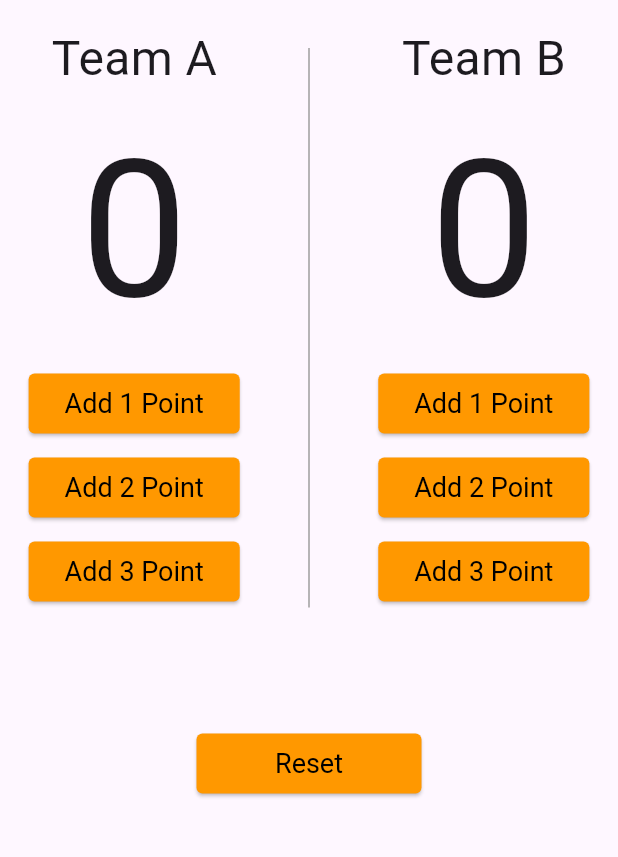
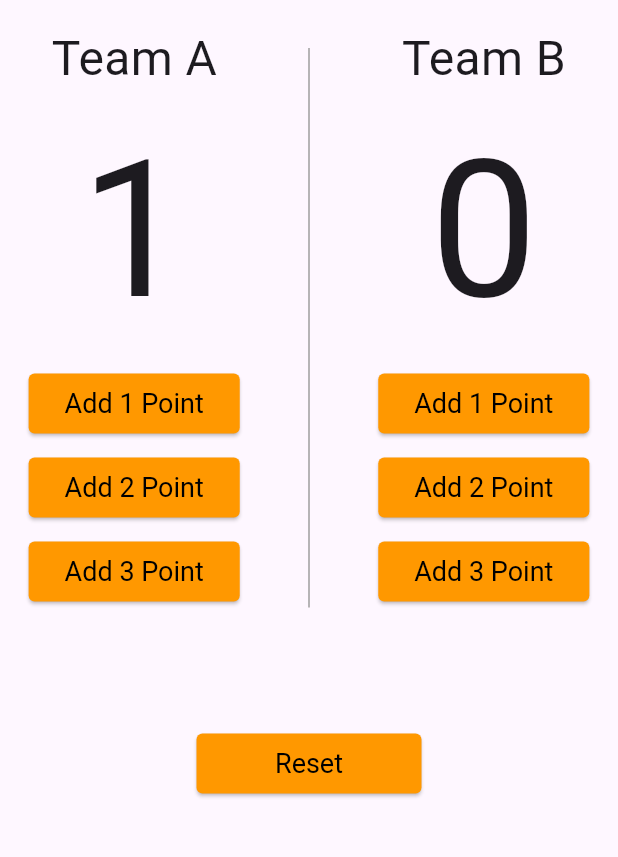
Before and after one commit to elsayed-a-eltaweel/basketball_counter_app, a Flutter app: the HomePage screen opened directly, after a tap on "Add 1 Point", on a phone screen of 412 x 824 dp, the part 84-941 px from its top. Run offline on Flutter 3.47's test engine with Material 3 defaults, Android fonts, the phone set to English and light mode, and no system bars; our stand-ins replace flutter_bloc.

Commit message:
implemented cubit in UI

```diff
--- a/lib/cubit/counter_state.dart
+++ b/lib/cubit/counter_state.dart
@@ -4,14 +4,8 @@ sealed class CounterState {
   const CounterState();
 }
 
-final class CounterInitial extends CounterState {
-  const CounterInitial();
-}
+final class CounterInitial extends CounterState {}
 
-final class CounterAIncrease extends CounterState {
-  CounterAIncrease();
-}
+final class CounterAIncrease extends CounterState {}
 
-final class CounterBIncrease extends CounterState {
-  CounterBIncrease();
-}
+final class CounterBIncrease extends CounterState {}
--- a/lib/pages/home_page.dart
+++ b/lib/pages/home_page.dart
@@ -1,5 +1,7 @@
+import 'package:basketball_counter_app/cubit/counter_cubit.dart';
 import 'package:basketball_counter_app/widgets/custom_button.dart';
 import 'package:flutter/material.dart';
+import 'package:flutter_bloc/flutter_bloc.dart';
 
 class HomePage extends StatelessWidget {
   const HomePage({super.key});
@@ -21,12 +23,29 @@ class HomePage extends StatelessWidget {
               Column(
                 children: [
                   const Text('Team A', style: TextStyle(fontSize: 32)),
-                  const Text('0', style: TextStyle(fontSize: 128)),
-                  CustomButton(onPressed: () {}, buttonText: 'Add 1 Point'),
+                  BlocBuilder<CounterCubit, CounterState>(
+                    builder: (context, state) {
+                      return Text('${context.read<CounterCubit>().teamAPoints}',
+                          style: const TextStyle(fontSize: 128));
+                    },
+                  ),
+                  CustomButton(
+                      onPressed: () => context
+                          .read<CounterCubit>()
+                          .teamIncrease(team: 'A', value: 1),
+                      buttonText: 'Add 1 Point'),
                   const SizedBox(height: 8),
-                  CustomButton(onPressed: () {}, buttonText: 'Add 2 Point'),
+                  CustomButton(
+                      onPressed: () => context
+                          .read<CounterCubit>()
+                          .teamIncrease(team: 'A', value: 2),
+                      buttonText: 'Add 2 Point'),
                   const SizedBox(height: 8),
-                  CustomButton(onPressed: () {}, buttonText: 'Add 3 Point')
+                  CustomButton(
+                      onPressed: () => context
+                          .read<CounterCubit>()
+                          .teamIncrease(team: 'A', value: 3),
+                      buttonText: 'Add 3 Point')
                 ],
               ),
               const SizedBox(
@@ -40,19 +59,36 @@ class HomePage extends StatelessWidget {
               Column(
                 children: [
                   const Text('Team B', style: TextStyle(fontSize: 32)),
-                  const Text('0', style: TextStyle(fontSize: 128)),
-                  CustomButton(onPressed: () {}, buttonText: 'Add 1 Point'),
+                  BlocBuilder<CounterCubit, CounterState>(
+                    builder: (context, state) {
+                      return Text('${context.read<CounterCubit>().teamBPoints}',
+                          style: const TextStyle(fontSize: 128));
+                    },
+                  ),
+                  CustomButton(
+                      onPressed: () => context
+                          .read<CounterCubit>()
+                          .teamIncrease(team: 'B', value: 1),
+                      buttonText: 'Add 1 Point'),
                   const SizedBox(height: 8),
-                  CustomButton(onPressed: () {}, buttonText: 'Add 2 Point'),
+                  CustomButton(
+                      onPressed: () => context
+                          .read<CounterCubit>()
+                          .teamIncrease(team: 'B', value: 2),
+                      buttonText: 'Add 2 Point'),
                   const SizedBox(height: 8),
-                  CustomButton(onPressed: () {}, buttonText: 'Add 3 Point')
+                  CustomButton(
+                      onPressed: () => context
+                          .read<CounterCubit>()
+                          .teamIncrease(team: 'B', value: 3),
+                      buttonText: 'Add 3 Point')
                 ],
               ),
             ],
           ),
           const SizedBox(height: 80),
           ElevatedButton(
-            onPressed: () {},
+            onPressed: () => context.read<CounterCubit>().reset(),
             style: ElevatedButton.styleFrom(
               backgroundColor: Colors.orange,
               foregroundColor: Colors.black,
```
Also changed, not shown: lib/cubit/counter_cubit.dart (+7 -1 lines), lib/main.dart (+8 -3 lines).
